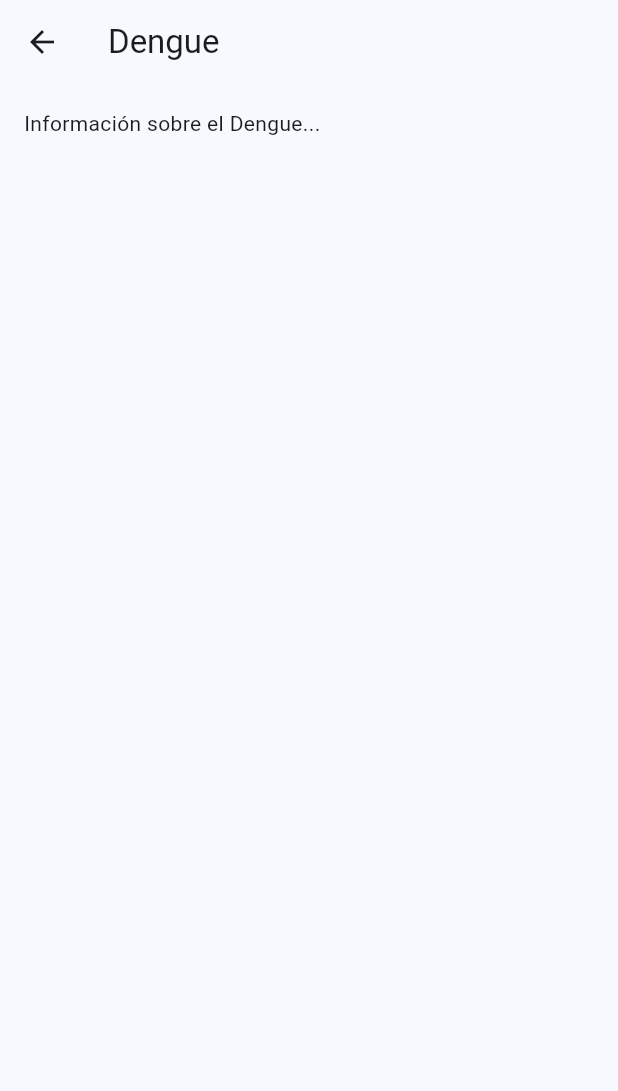
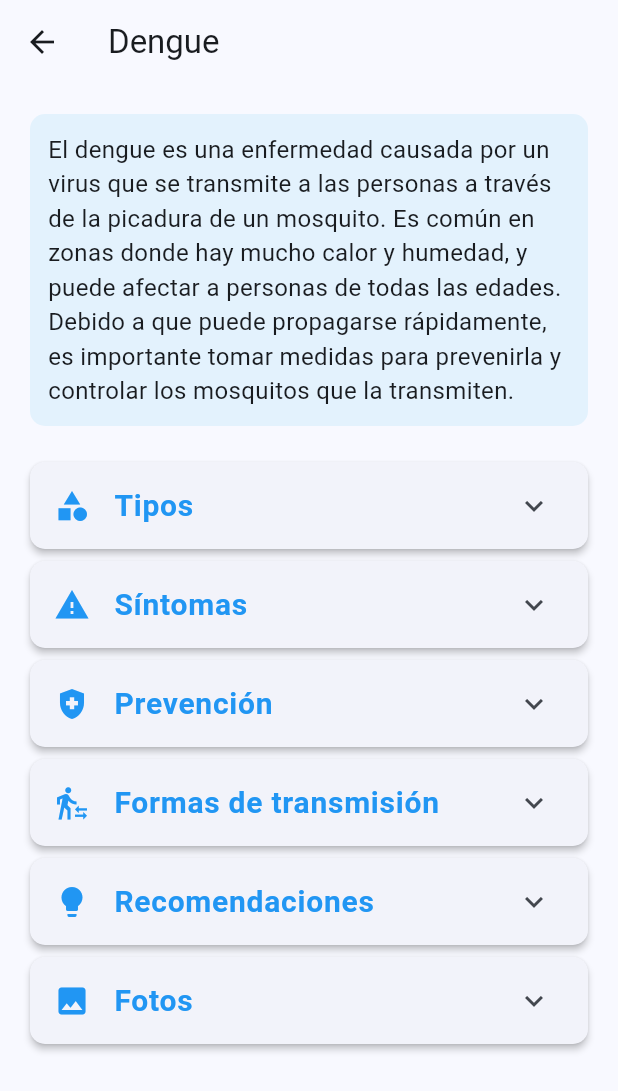
Before and after one commit to carlosrs14/hackathon-app, a Flutter app: the screen it shows after launch, after a tap on "Dengue", on a phone screen of 412 x 824 dp. Shown: the top 1091 px of the screen. Run offline on Flutter 3.47's test engine with Material 3 defaults, Android fonts, the phone set to English and light mode, and no system bars; our stand-ins replace sqflite; accounts and stored records are empty.

Commit message:
denge infor

```diff
--- /dev/null
+++ b/lib/helpers/dengue_data.dart
@@ -0,0 +1,81 @@
+import 'dart:developer';
+
+class DiseaseData {
+  String name;
+  String description;
+  Map<String, String> types;
+  Map<String, String> symptoms;
+  List<String> prevention;
+  List<String> transmissionsWays;
+  List<String> photos;
+  List<String> recomendations;
+
+  DiseaseData({
+    required this.name,
+    required this.description,
+    required this.types,
+    required this.symptoms,
+    required this.prevention,
+    required this.transmissionsWays,
+    required this.photos,
+    required this.recomendations
+  });
+}
+
+
+DiseaseData? findByName(String name) {
+  for (DiseaseData d in diseaseData()) {
+    log(d.name);
+    log(name);
+    if (d.name == name) {
+      return d;
+    }
+  }
+  return null;
+}
+
+List<DiseaseData> diseaseData() {
+  List<DiseaseData> diseases = [];
+  diseases.add(DiseaseData(
+    name: "Dengue",
+    description: "El dengue es una enfermedad causada por un virus que se transmite a las personas a través de la picadura de un mosquito. Es común en zonas donde hay mucho calor y humedad, y puede afectar a personas de todas las edades. Debido a que puede propagarse rápidamente, es importante tomar medidas para prevenirla y controlar los mosquitos que la transmiten. ",
+    types: {
+      "Dengue sin signos de alarma": "También conocido como dengue clásico, generalmente causa síntomas como fiebre alta, dolor de cabeza intenso, dolor detrás de los ojos, dolores musculares y articulares, y sarpullido.",
+      "Dengue con signos de alarma": "Esta categoría busca identificar a los pacientes que necesitan ser hospitalizados para observación. Los signos de alarma incluyen dolor abdominal intenso, vómitos persistentes, sangrado de mucosas (como encías), letargo y mareos.",
+      "Dengue grave": "Anteriormente conocido como dengue hemorrágico, es la forma más severa de la enfermedad y requiere atención médica de urgencia. Se caracteriza por sangrado severo, daños en los vasos sanguíneos, dificultad para respirar y una caída drástica de la presión arterial (shock)."
+    },
+    symptoms: {
+      "1": "En esta forma, la persona presenta fiebre alta, generalmente por encima de 38°C, que dura entre 2 y 7 días. Puede sentirse mal, con malestar general, pero no muestra síntomas que indiquen un riesgo inmediato. La fiebre suele bajar a 37.5°C o menos y la persona mejora sin complicaciones.",
+      "2": "Aquí, además de la fiebre alta (>38°C) que dura varios días, la persona comienza a mostrar síntomas que alertan sobre un posible empeoramiento. Estos pueden incluir dolor abdominal intenso, vómitos persistentes, sangrado leve, acumulación de líquidos en el cuerpo o cambios en el estado de conciencia. La temperatura puede bajar a 37.5°C o menos cuando inicia esta fase crítica, momento en que se debe prestar especial atención. ",
+      "3": "Esta es la forma más seria, donde la persona puede tener problemas muy graves como sangrados importantes, dificultad para respirar o daño en órganos vitales. La fiebre puede disminuir, pero el estado de salud empeora rápidamente. Es una emergencia médica que requiere atención inmediata."
+    },
+    prevention: [
+      "Cambiar frecuentemente el agua de los bebederos de animales y de los floreros. ",
+      "Tapar los recipientes con agua, eliminar la basura acumulada en patios y áreas al aire libre, eliminar llantas o almacenamiento en sitios cerrados. ",
+      "Utilizar repelentes en las áreas del cuerpo que están descubiertas ",
+      "Usar ropa adecuada camisas de manga larga y pantalones largos ",
+      "Usar mosquiteros o toldillos en las camas, sobre todo cuando hay pacientes enfermos para evitar que infecten nuevos mosquitos o en los lugares donde duermen los niños. ",
+      "Lavar y cepillar tanques y albercas ",
+      "Perforar las llantas ubicadas en los parques infantiles que pueden contener aguas estancadas en episodios de lluvia. ",
+      "Rellenar con tierra tanques sépticos en desuso, desagües y letrinas abandonadas.  ",
+      "Recoger basuras y residuos sólidos en predios y lotes baldíos, mantener el patio limpio y participar en jornadas comunitarias de recolección de inservibles con actividades comunitarias e intersectoriales. "
+    ],
+    transmissionsWays: [
+      "La enfermiedad se transmite d por la picadura de la hembra infectada del mosquito del género Aedes y un huésped susceptible. En colombia se registra como el principal vector de virus el mosquito Aedes aegypti"
+    ],
+    photos: ["assets/mosquito.jpg"],
+    recomendations: [
+      "Tapa todas las aguas limpias que estén descubiertas",
+      "Usa repelente de insectos",
+      "Instala mosquitero para los niños",
+      "Protegete con ropa adecuada"
+    ]
+  ));
+  return diseases;
+}
+
+// aquí donde estamos pudimos haber tenido dengue y no lo sabemos
+// tanto en el magdalena como el país estamos infestados en el dengue
+
+// política de tratamiento de datos
+//
--- a/lib/main.dart
+++ b/lib/main.dart
@@ -52,6 +52,7 @@ class _MainScreenState extends State<MainScreen> {
     HomeScreen(),
     RegistrationScreen(),
     ProfileScreen(),
+    // InformativeBoletin()
   ];
 
   static const List<String> _titles = <String>[
@@ -90,6 +91,9 @@ class _MainScreenState extends State<MainScreen> {
             icon: Icon(Icons.person),
             label: 'Perfil',
           ),
+          // BottomNavigationBarItem(
+          // icon: Icon(Icons.abc)
+          // )
         ],
         currentIndex: _selectedIndex,
         onTap: _onItemTapped,
--- a/lib/models/evento.dart
+++ b/lib/models/evento.dart
@@ -1,9 +1,13 @@
+import 'package:hackatonapp/models/sintoma.dart';
+
 class Evento {
   final int? id;
   final int usuarioId;
   final int? tipoEventoId;
   final int ubicacionId;
   final DateTime fecha;
+  final List<Sintoma> sintomas;
+  final bool reportado;
 
   Evento({
     this.id,
@@ -11,6 +15,8 @@ class Evento {
     this.tipoEventoId,
     required this.ubicacionId,
     required this.fecha,
+    required this.sintomas,
+    this.reportado = false
   });
 
   Map<String, dynamic> toMap() {
--- a/lib/screens/disease_detail_screen.dart
+++ b/lib/screens/disease_detail_screen.dart
@@ -1,5 +1,6 @@
 import 'package:flutter/material.dart';
 import 'package:hackatonapp/screens/home_screen.dart'; // Importing to get the Disease class
+import '../helpers/dengue_data.dart';
 
 class DiseaseDetailScreen extends StatelessWidget {
   final Disease disease;
@@ -8,13 +9,99 @@ class DiseaseDetailScreen extends StatelessWidget {
 
   @override
   Widget build(BuildContext context) {
+
+    DiseaseData? diseaseData = findByName(disease.name);
+    if (diseaseData == null) {
+      return Scaffold(
+                appBar: AppBar(
+                title: Text(disease.name),
+              ),
+              body: Padding(
+                padding: const EdgeInsets.all(16.0),
+                child: Text(disease.description),
+              ),);
+    }
     return Scaffold(
       appBar: AppBar(
         title: Text(disease.name),
       ),
-      body: Padding(
+      body: ListView(
         padding: const EdgeInsets.all(16.0),
-        child: Text(disease.description),
+        children: [
+          _buildCard(diseaseData.description, Colors.blue[50]),
+          const SizedBox(height: 16),
+          _buildExpansionTile(
+            title: 'Tipos',
+            icon: Icons.category,
+            children: diseaseData.types.entries.map((entry) => _buildCard('${entry.key}: ${entry.value}', Colors.green[50])).toList(),
+          ),
+          _buildExpansionTile(
+            title: 'Síntomas',
+            icon: Icons.warning,
+            children: diseaseData.symptoms.entries.map((entry) => _buildCard('${entry.key}: ${entry.value}', Colors.orange[50])).toList(),
+          ),
+          _buildExpansionTile(
+            title: 'Prevención',
+            icon: Icons.health_and_safety,
+            children: diseaseData.prevention.map((item) => _buildCard(item, Colors.teal[50])).toList(),
+          ),
+          _buildExpansionTile(
+            title: 'Formas de transmisión',
+            icon: Icons.transfer_within_a_station,
+            children: diseaseData.transmissionsWays.map((item) => _buildCard(item, Colors.red[50])).toList(),
+          ),
+          _buildExpansionTile(
+            title: 'Recomendaciones',
+            icon: Icons.lightbulb,
+            children: diseaseData.recomendations.map((item) => _buildCard(item, Colors.yellow[50])).toList(),
+          ),
+          _buildExpansionTile(
+            title: 'Fotos',
+            icon: Icons.image,
+            children: diseaseData.photos.map((photo) => Padding(
+              padding: const EdgeInsets.symmetric(vertical: 8.0),
+              child: Image.asset(photo),
+            )).toList(),
+          ),
+        ],
+      ),
+    );
+  }
+
+  Widget _buildExpansionTile({required String title, required IconData icon, required List<Widget> children}) {
+    return Card(
+      elevation: 2,
+      shape: RoundedRectangleBorder(
+        borderRadius: BorderRadius.circular(10),
+      ),
+      child: ExpansionTile(
+        leading: Icon(icon, color: Colors.blue),
+        title: Text(
+          title,
+          style: const TextStyle(
+            fontSize: 20,
+            fontWeight: FontWeight.bold,
+            color: Colors.blue,
+          ),
+        ),
+        children: children,
+      ),
+    );
+  }
+
+  Widget _buildCard(String content, Color? color) {
+    return Card(
+      color: color,
+      elevation: 0,
+      shape: RoundedRectangleBorder(
+        borderRadius: BorderRadius.circular(10),
+      ),
+      child: Padding(
+        padding: const EdgeInsets.all(12.0),
+        child: Text(
+          content,
+          style: const TextStyle(fontSize: 16),
+        ),
       ),
     );
   }
--- a/lib/screens/home_screen.dart
+++ b/lib/screens/home_screen.dart
@@ -18,6 +18,7 @@ class HomeScreen extends StatelessWidget {
       Disease('Zika', 'Información sobre el Zika...'),
       Disease('Chikungunya', 'Información sobre el Chikungunya...'),
       Disease('Malaria', 'Información sobre la Malaria...'),
+      Disease('Chagas', 'Información sobre la Malaria...'),
     ];
 
     return ListView.builder(
--- a/pubspec.yaml
+++ b/pubspec.yaml
@@ -60,6 +60,9 @@ flutter:
   # the material Icons class.
   uses-material-design: true
 
+  assets:
+    - assets/
+
   # To add assets to your application, add an assets section, like this:
   # assets:
   #   - images/a_dot_burr.jpeg
```
Also changed, not shown: lib/providers/event_provider.dart (+15 -9 lines), lib/screens/informative_boletin.dart (added, +10 -0 lines), lib/screens/prediction_result_screen.dart (added, +86 -0 lines), lib/screens/profile_screen.dart (+9 -1 lines), lib/screens/registration_screen.dart (+11 -8 lines), assets/mosquito.jpg (added).
